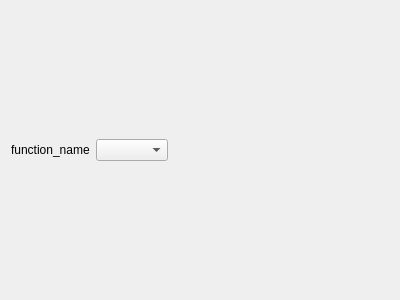
First picture: the form in YAD-Studio/Widgets/TermWidget.ui, repository Yad-Studio/YAD-Studio, before the edit.
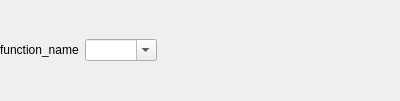
Second picture: the form after the edit.

Commit message: #6 Terms basic support added

Patch:
```diff
--- a/YAD-Studio/Widgets/TermWidget.ui
+++ b/YAD-Studio/Widgets/TermWidget.ui
@@ -7,17 +7,41 @@
     <x>0</x>
     <y>0</y>
     <width>400</width>
-    <height>300</height>
+    <height>101</height>
    </rect>
   </property>
+  <property name="sizePolicy">
+   <sizepolicy hsizetype="Preferred" vsizetype="Minimum">
+    <horstretch>0</horstretch>
+    <verstretch>0</verstretch>
+   </sizepolicy>
+  </property>
   <property name="windowTitle">
    <string>Form</string>
   </property>
   <layout class="QGridLayout" name="gridLayout_5" rowstretch="0,10" columnstretch="0,1">
+   <property name="leftMargin">
+    <number>0</number>
+   </property>
+   <property name="topMargin">
+    <number>0</number>
+   </property>
+   <property name="rightMargin">
+    <number>0</number>
+   </property>
+   <property name="bottomMargin">
+    <number>0</number>
+   </property>
    <item row="0" column="0">
     <layout class="QGridLayout" name="grid_1">
      <item row="0" column="0">
       <widget class="QLabel" name="function_name">
+       <property name="sizePolicy">
+        <sizepolicy hsizetype="Preferred" vsizetype="Minimum">
+         <horstretch>0</horstretch>
+         <verstretch>0</verstretch>
+        </sizepolicy>
+       </property>
        <property name="text">
         <string>function_name</string>
        </property>
@@ -28,7 +52,11 @@
    <item row="0" column="1">
     <layout class="QGridLayout" name="grid_2">
      <item row="0" column="0">
-      <widget class="QComboBox" name="function_impl"/>
+      <widget class="QComboBox" name="function_impl">
+       <property name="editable">
+        <bool>true</bool>
+       </property>
+      </widget>
      </item>
      <item row="0" column="1">
       <spacer name="horizontalSpacer">
```
The commit also changes 20 other files.
